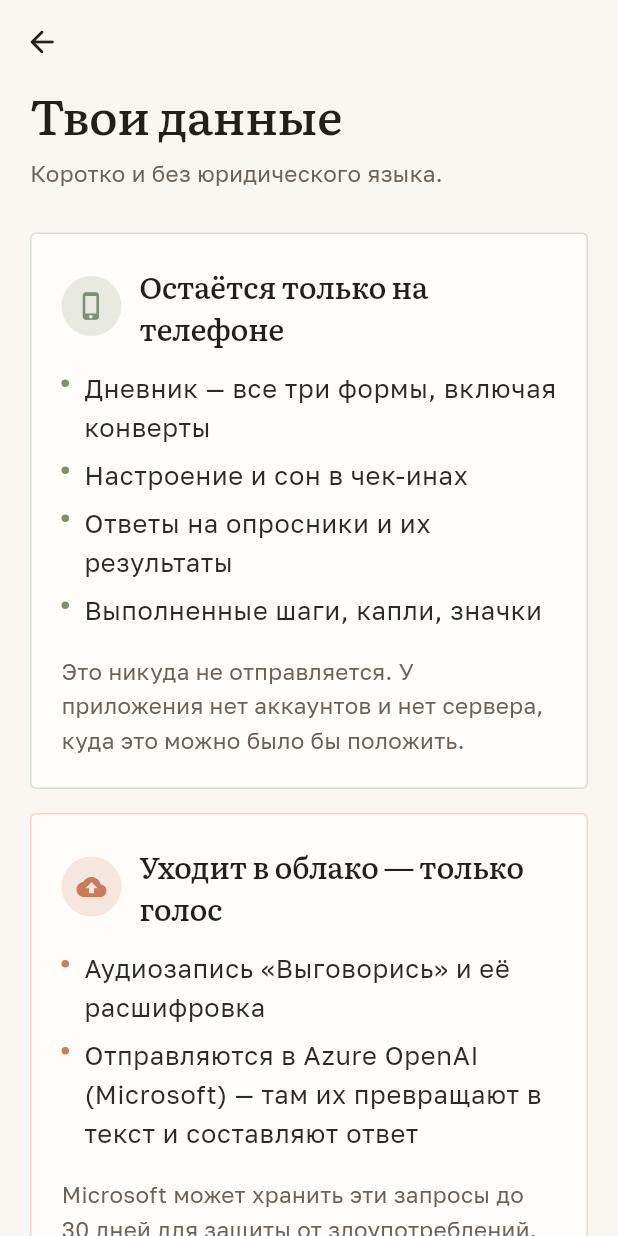
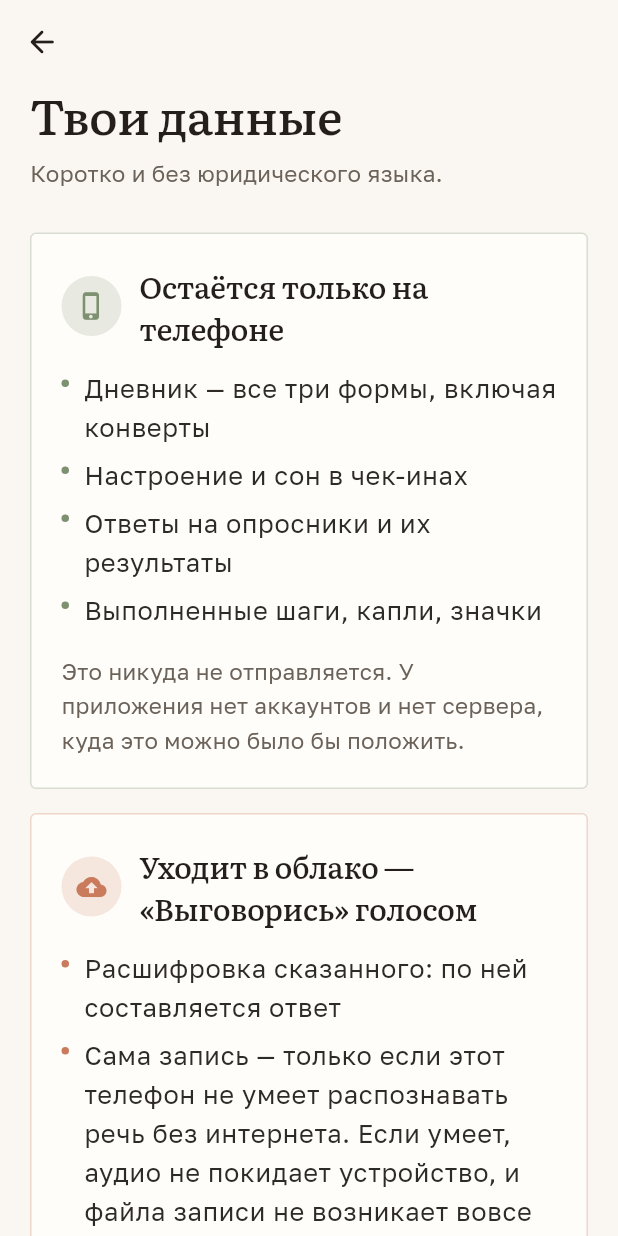
Before and after one commit to boytik/volna-, a Flutter app: the PrivacyScreen screen opened by its route, on a phone screen of 412 x 824 dp. Run offline on Flutter 3.47's test engine with Material 3 defaults, Android fonts, the phone set to English and light mode, and no system bars; our stand-ins replace flutter_local_notifications, flutter_timezone, go_router, permission_handler, shared_preferences, speech_to_text and 1 more; missing offline and left inert: flutter_sound; accounts and stored records are empty.

Commit message:
Тексты про данные приведены в соответствие с кодом
Экран «Твои данные» писал, что в облако уходит «аудиозапись и её
расшифровка» — безусловно. На телефоне с локальным распознаванием файла
записи не возникает вовсе, уходит только текст; экран записи это уже
говорит, а экран политики противоречил ему в свою же невыгоду. Текст
теперь описывает оба случая одной формулировкой.

Подпись под тумблером «Разбирать голос через облако» обещала, что
выключение оставит «Выговорись» только текстом. Тумблер пишет в тот же
ключ, что и согласие, — выключение его снимает, а экран согласия при
следующем заходе спрашивает снова. Подпись переписана под то, что код
делает; блокировка облака, если она нужна, — отдельная правка.

Формулировки мои, не автора контента: обе вынесены в
docs/questions_for_client.md на вычитку.

Co-Authored-By: Claude Opus 5 (1M context) <noreply@anthropic.com>
Claude-Session: https://claude.ai/code/session_01Az15UbhoxbCsudxWRDywoM

```diff
--- a/lib/features/settings/privacy_screen.dart
+++ b/lib/features/settings/privacy_screen.dart
@@ -55,17 +55,22 @@ class PrivacyScreen extends StatelessWidget {
             const _Block(
               icon: Icons.cloud_upload_rounded,
               accent: AppColors.terracotta,
-              title: 'Уходит в облако — только голос',
+              title: 'Уходит в облако — «Выговорись» голосом',
               lines: [
-                'Аудиозапись «Выговорись» и её расшифровка',
-                'Отправляются в Azure OpenAI (Microsoft) — там их превращают '
-                    'в текст и составляют ответ',
+                'Расшифровка сказанного: по ней составляется ответ',
+                'Сама запись — только если этот телефон не умеет '
+                    'распознавать речь без интернета. Если умеет, аудио '
+                    'не покидает устройство, и файла записи не возникает '
+                    'вовсе',
+                'Адресат — Azure OpenAI (Microsoft)',
               ],
-              footer: 'Microsoft может хранить эти запросы до 30 дней для '
+              footer: 'Что именно уйдёт с твоего телефона, написано прямо '
+                  'на экране записи — до того, как ты начнёшь говорить. '
+                  'Microsoft может хранить эти запросы до 30 дней для '
                   'защиты от злоупотреблений. Мы не связываем их с тобой: '
                   'ни имени, ни телефона, ни аккаунта приложение не собирает. '
                   'Голосовая функция включается только с твоего явного '
-                  'согласия и выключается в настройках в любой момент. '
+                  'согласия, и это согласие можно снять в настройках. '
                   'Текстовое «Выговорись» работает полностью на телефоне.',
             ),
             const SizedBox(height: 16),
--- a/lib/features/settings/settings_screen.dart
+++ b/lib/features/settings/settings_screen.dart
@@ -212,8 +212,13 @@ class _SettingsScreenState extends State<SettingsScreen> {
                       await settingsStorage.setCloudVoiceConsent(v);
                     },
                     title: const Text('Разбирать голос через облако'),
+                    // Тумблер хранит согласие, а не запрет: выключение не
+                    // закрывает облако, а снимает галочку, и перед
+                    // следующей записью экран спросит заново. Подпись
+                    // раньше обещала блокировку, которой в коде нет.
                     subtitle: const Text(
-                      'Выключишь — «Выговорись» останется, но только текстом',
+                      'Выключишь — согласие снимется, и перед следующей '
+                      'записью «Волна» спросит заново',
                     ),
                   ),
                   _LinkRow(
```
Also changed, not shown: 1 other file.
